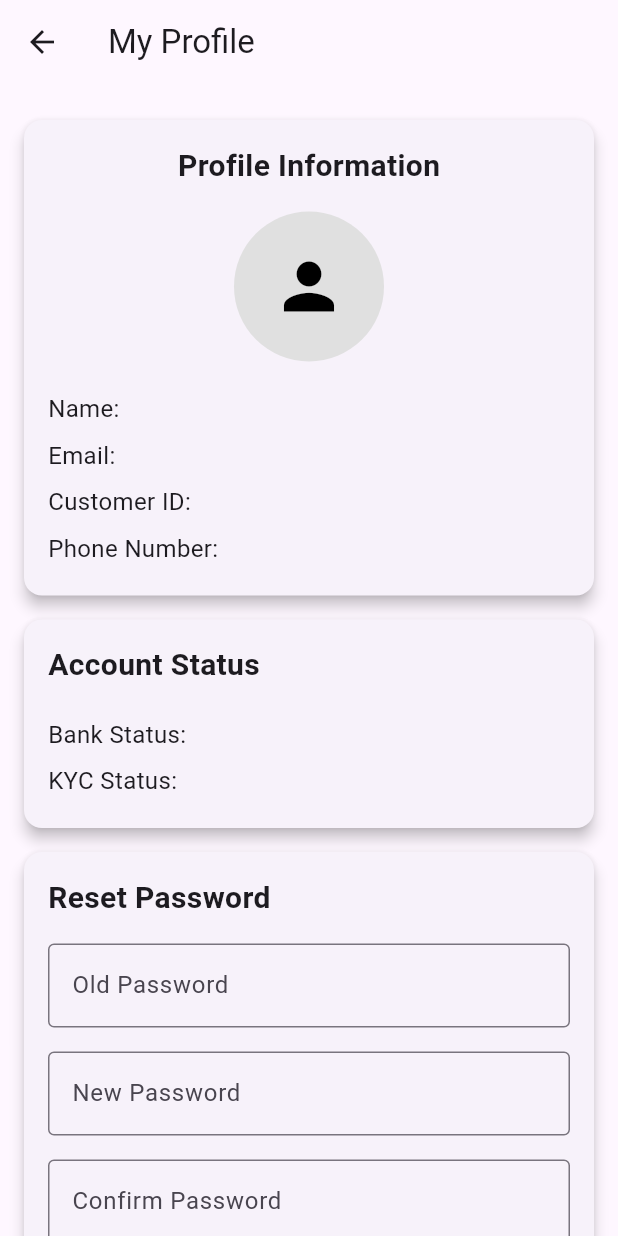
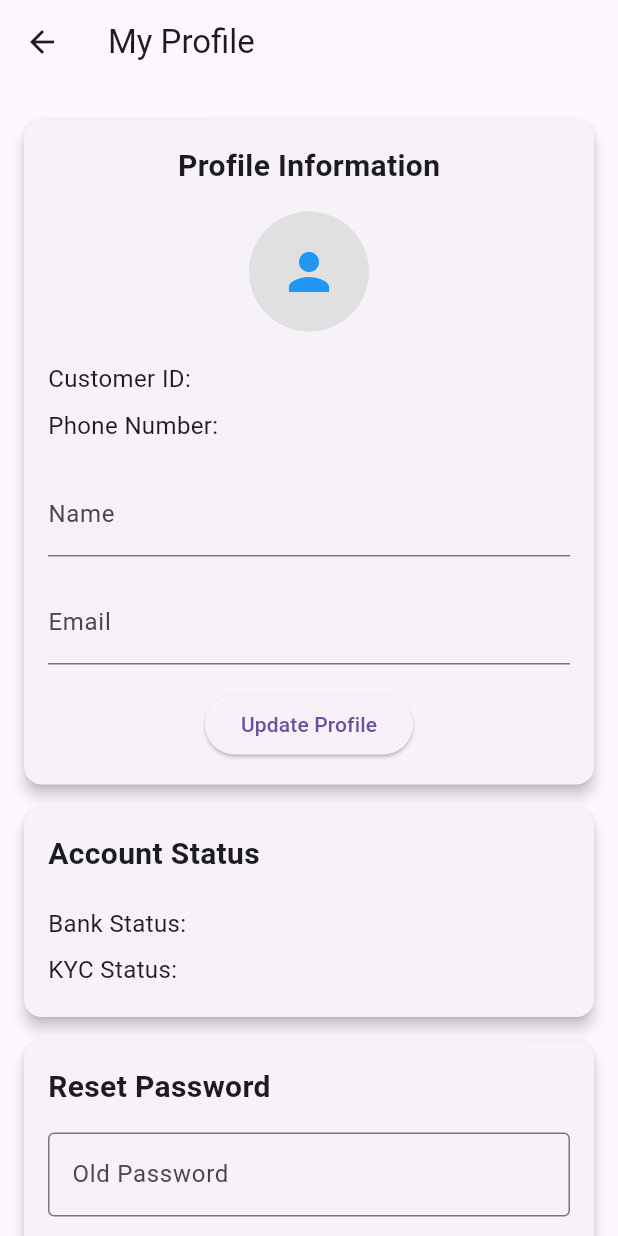
Before and after one commit to bipins867/Epe-Gaming, a Flutter app: the MyProfilePage screen opened directly with empty values, on a phone screen of 412 x 824 dp. Run offline on Flutter 3.47's test engine with Material 3 defaults, Android fonts, the light colour scheme and no system bars; our stand-ins replace flutter_dotenv, image_picker, logger, marquee, share_plus, shared_preferences; accounts and stored records are empty; network calls fail.

Commit message:
updated version ....

```diff
--- a/epe_gaming_client/lib/Components/Profile/NavigationItems/MyProfile/myProfile.dart
+++ b/epe_gaming_client/lib/Components/Profile/NavigationItems/MyProfile/myProfile.dart
@@ -1,11 +1,134 @@
+import 'dart:io';
+
+import 'package:epe_gaming_client/Utils/alertHandler.dart';
+import 'package:epe_gaming_client/Utils/apiRequestHandler.dart';
+import 'package:epe_gaming_client/Utils/appConfig.dart';
 import 'package:flutter/material.dart';
+import 'package:image_picker/image_picker.dart';
 
-class MyProfilePage extends StatelessWidget {
+class MyProfilePage extends StatefulWidget {
   final Map<String, dynamic>? profileInfo;
+
   const MyProfilePage({super.key, required this.profileInfo});
 
   @override
+  _MyProfilePageState createState() => _MyProfilePageState();
+}
+
+class _MyProfilePageState extends State<MyProfilePage> {
+  late TextEditingController nameController;
+  late TextEditingController emailController;
+  late TextEditingController oldPasswordController;
+  late TextEditingController newPasswordController;
+  late TextEditingController confirmPasswordController;
+  File? _imageFile;
+
+  @override
+  void initState() {
+    super.initState();
+    nameController = TextEditingController(text: widget.profileInfo?['name']);
+    emailController = TextEditingController(text: widget.profileInfo?['email']);
+    oldPasswordController = TextEditingController();
+    newPasswordController = TextEditingController();
+    confirmPasswordController = TextEditingController();
+  }
+
+  @override
+  void dispose() {
+    nameController.dispose();
+    emailController.dispose();
+    oldPasswordController.dispose();
+    newPasswordController.dispose();
+    confirmPasswordController.dispose();
+    super.dispose();
+  }
+
+  Future<void> _pickImage() async {
+    final picker = ImagePicker();
+    final pickedFile = await picker.pickImage(source: ImageSource.gallery);
+
+    if (pickedFile != null) {
+      setState(() {
+        _imageFile = File(pickedFile.path);
+      });
+      await _uploadProfileImage(); // Make sure you implement this method
+    }
+  }
+
+  Future<void> _uploadProfileImage() async {
+    print('uploading the image');
+    try {
+      dynamic response =
+          await uploadImageHandler('user/info/updateProfileImage', _imageFile!);
+
+      if (response['statusCode'] == 200) {
+        showInfoAlertDialog(context, "Info updated!");
+      } else {
+        handleErrors(context, response);
+      }
+    } catch (e) {
+      handleErrors(context, {'body': 'System error: ${e.toString()}'});
+    }
+  }
+
+  Future<void> _updateProfile() async {
+    try {
+      dynamic response = await postRequestWithToken(
+        'user/info/updateProfileInfo',
+        {
+          'name': nameController.text,
+          'email': emailController.text,
+        },
+      );
+
+      if (response['statusCode'] == 200) {
+        showInfoAlertDialog(context, "Info updated!");
+      } else {
+        handleErrors(context, response);
+      }
+    } catch (e) {
+      handleErrors(context, {'body': 'System error: ${e.toString()}'});
+    }
+  }
+
+  Future<void> _resetPassword() async {
+    if (newPasswordController.text != confirmPasswordController.text) {
+      ScaffoldMessenger.of(context).showSnackBar(
+        SnackBar(content: Text("Passwords do not match")),
+      );
+      return;
+    }
+
+    try {
+      dynamic response = await postRequestWithToken(
+        'user/auth/changePassword',
+        {
+          'oldPassword': oldPasswordController.text,
+          'newPassword': newPasswordController.text,
+        },
+      );
+
+      if (response['statusCode'] == 200) {
+        showInfoAlertDialog(context, "Info updated!");
+      } else {
+        handleErrors(context, response);
+      }
+    } catch (e) {
+      handleErrors(context, {'body': 'System error: ${e.toString()}'});
+    }
+  }
+
+  @override
   Widget build(BuildContext context) {
+    String baseImageUrl = AppConfig.fileBaseUrl;
+
+    String profileUrl =
+        widget.profileInfo?['profileUrl'] ?? ''; // URL of the profile image
+
+    if (profileUrl != '') {
+      profileUrl = '$baseImageUrl$profileUrl';
+    }
+
     return Scaffold(
       appBar: AppBar(
         title: const Text('My Profile'),
@@ -15,15 +138,14 @@ class MyProfilePage extends StatelessWidget {
         child: Column(
           crossAxisAlignment: CrossAxisAlignment.start,
           children: [
-            // Profile Information Card
+            // Profile Information Card with Update Feature
             Card(
               elevation: 4,
               margin: const EdgeInsets.symmetric(vertical: 8.0),
               child: Padding(
                 padding: const EdgeInsets.all(16.0),
                 child: Column(
-                  crossAxisAlignment:
-                      CrossAxisAlignment.center, // Center-align contents
+                  crossAxisAlignment: CrossAxisAlignment.center,
                   children: [
                     const Text(
                       'Profile Information',
@@ -31,28 +153,51 @@ class MyProfilePage extends StatelessWidget {
                           TextStyle(fontSize: 20, fontWeight: FontWeight.bold),
                     ),
                     const SizedBox(height: 16),
-                    CircleAvatar(
-                      radius: 50,
-                      backgroundColor: Colors.grey[300],
-                      child: const Icon(
-                        Icons.person,
-                        size: 50,
-                        color: Colors.black,
+                    GestureDetector(
+                      onTap: _pickImage,
+                      child: CircleAvatar(
+                        radius: 40,
+                        backgroundColor: Colors.grey.shade300,
+                        backgroundImage: profileUrl.isNotEmpty
+                            ? NetworkImage(profileUrl)
+                            : null, // Load image from URL
+                        child: profileUrl.isEmpty
+                            ? const Icon(
+                                Icons.person,
+                                size: 40,
+                                color: Colors.blue,
+                              )
+                            : null, // Show icon if no image is available
                       ),
                     ),
                     const SizedBox(height: 16),
-                    _buildInfoRow('Name:', profileInfo?['name'] ?? 'N/A'),
-                    _buildInfoRow('Email:', profileInfo?['email'] ?? 'N/A'),
+                    _buildInfoRow('Customer ID:',
+                        widget.profileInfo?['customerId'] ?? 'N/A'),
                     _buildInfoRow(
-                        'Customer ID:', profileInfo?['customerId'] ?? 'N/A'),
-                    _buildInfoRow(
-                        'Phone Number:', profileInfo?['phone'] ?? 'N/A'),
+                        'Phone Number:', widget.profileInfo?['phone'] ?? 'N/A'),
+                    const SizedBox(
+                      height: 16,
+                    ),
+                    TextField(
+                      controller: nameController,
+                      decoration: const InputDecoration(labelText: 'Name'),
+                    ),
+                    const SizedBox(height: 16),
+                    TextField(
+                      controller: emailController,
+                      decoration: const InputDecoration(labelText: 'Email'),
+                    ),
+                    const SizedBox(height: 16),
+                    ElevatedButton(
+                      onPressed: _updateProfile,
+                      child: const Text('Update Profile'),
+                    ),
                   ],
                 ),
               ),
             ),
 
-            // Bank and KYC Status Card
+            // Account Status Information
             Card(
               elevation: 4,
               margin: const EdgeInsets.symmetric(vertical: 8.0),
@@ -67,16 +212,16 @@ class MyProfilePage extends StatelessWidget {
                           TextStyle(fontSize: 20, fontWeight: FontWeight.bold),
                     ),
                     const SizedBox(height: 16),
-                    _buildInfoRow(
-                        'Bank Status:', profileInfo?['bankStatus'] ?? 'N/A'),
-                    _buildInfoRow(
-                        'KYC Status:', profileInfo?['kycStatus'] ?? 'N/A'),
+                    _buildInfoRow('Bank Status:',
+                        widget.profileInfo?['bankStatus'] ?? 'N/A'),
+                    _buildInfoRow('KYC Status:',
+                        widget.profileInfo?['kycStatus'] ?? 'N/A'),
                   ],
                 ),
               ),
             ),
 
-            // Reset Password Card
+            // Reset Password Section
             Card(
               elevation: 4,
               margin: const EdgeInsets.symmetric(vertical: 8.0),
@@ -92,6 +237,7 @@ class MyProfilePage extends StatelessWidget {
                     ),
                     const SizedBox(height: 16),
                     TextField(
+                      controller: oldPasswordController,
                       decoration: const InputDecoration(
                         labelText: 'Old Password',
                         border: OutlineInputBorder(),
@@ -100,6 +246,7 @@ class MyProfilePage extends StatelessWidget {
                     ),
                     const SizedBox(height: 16),
                     TextField(
+                      controller: newPasswordController,
                       decoration: const InputDecoration(
                         labelText: 'New Password',
                         border: OutlineInputBorder(),
@@ -108,6 +255,7 @@ class MyProfilePage extends StatelessWidget {
                     ),
                     const SizedBox(height: 16),
                     TextField(
+                      controller: confirmPasswordController,
                       decoration: const InputDecoration(
                         labelText: 'Confirm Password',
                         border: OutlineInputBorder(),
@@ -116,9 +264,7 @@ class MyProfilePage extends StatelessWidget {
                     ),
                     const SizedBox(height: 16),
                     ElevatedButton(
-                      onPressed: () {
-                        // Add your reset password logic here
-                      },
+                      onPressed: _resetPassword,
                       child: const Text('Reset Password'),
                     ),
                   ],
--- a/epe_gaming_client/lib/Utils/appConfig.dart
+++ b/epe_gaming_client/lib/Utils/appConfig.dart
@@ -8,6 +8,7 @@ class AppConfig {
   static late String remoteAddr;
   static late String? authToken;
   static late String baseUrl;
+  static late String fileBaseUrl;
 
   static SharedPreferences? preferences;
   static CustomLogger? customLogger;
@@ -25,6 +26,7 @@ class AppConfig {
       baseUrl = '${dotenv.env['REMOTE_ADDRESS']}/';
     }
 
+    fileBaseUrl = '${baseUrl}files/';
     customLogger = CustomLogger();
 
     String? token = getLocalStorageItem('authToken');
```
Also changed, not shown: epe_gaming_client/lib/Components/Profile/HeaderProfile/headerProfile.dart (+9 -1 lines), epe_gaming_client/lib/Utils/apiRequestHandler.dart (+30 -0 lines), epe_gaming_client/pubspec.yaml (+7 -1 lines), epe_gaming_client/pubspec.lock, 4 other files.
